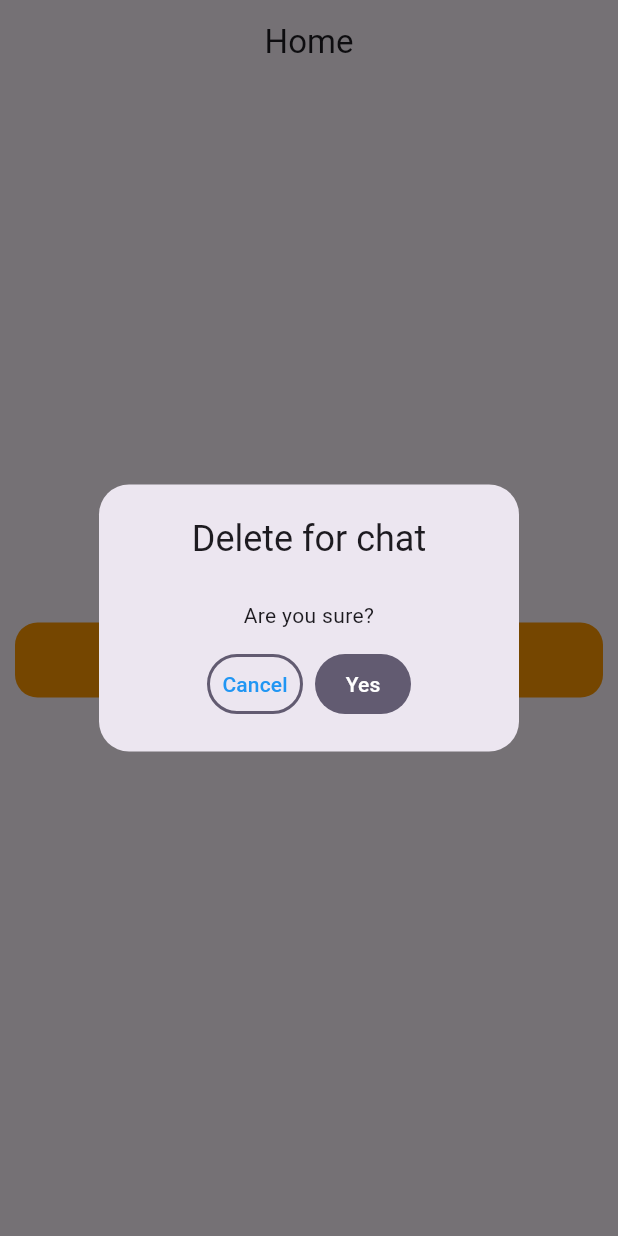
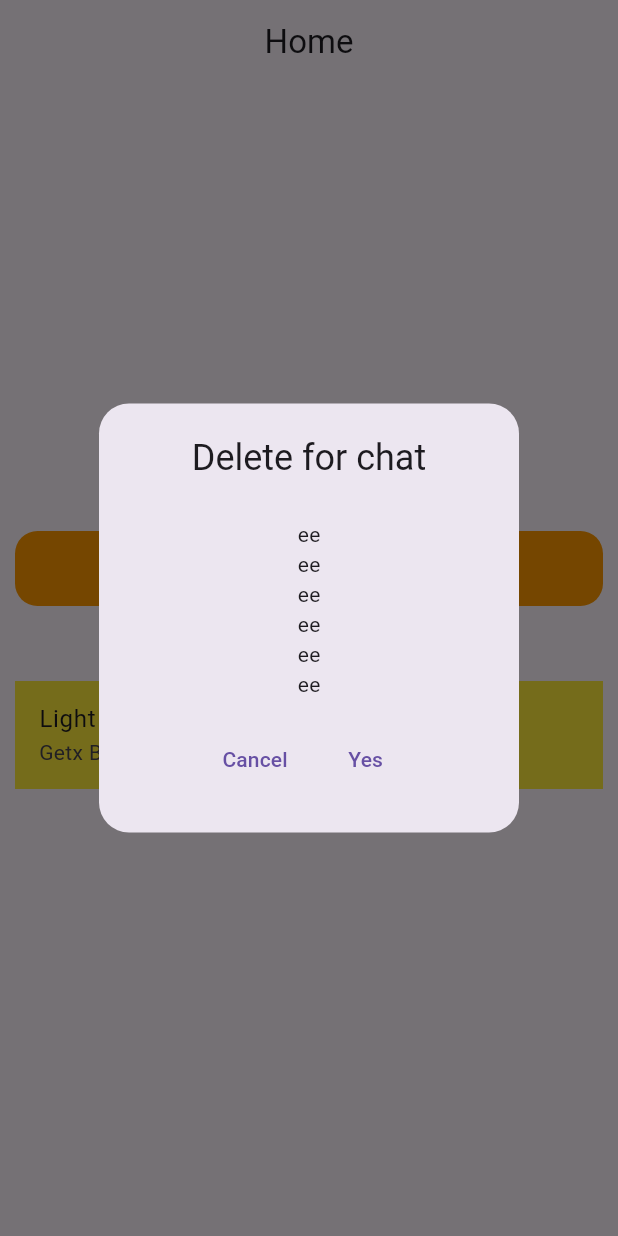
Before and after one commit to shakibalways/Getx-Practice, a Flutter app: the screen it shows after launch, after a tap on "Tap", on a phone screen of 412 x 824 dp. Run offline on Flutter 3.47's test engine with Material 3 defaults, Android fonts, the light colour scheme and no system bars; our stand-ins replace get.

Commit message:
getx bottom sheet create and practice

```diff
--- a/lib/views/pages/home/home.dart
+++ b/lib/views/pages/home/home.dart
@@ -1,5 +1,6 @@
 import 'package:flutter/material.dart';
 import 'package:get/get.dart';
+import 'package:state_management_getx/views/pages/sign_in/auth/sign_in.dart';
 
 class Home extends StatelessWidget {
   const Home({super.key});
@@ -22,19 +23,36 @@ class Home extends StatelessWidget {
                   Get.defaultDialog(
                       title: "Delete for chat",
                       titlePadding: const EdgeInsets.only(top: 20),
-                    middleText: "Are you sure?",
-                    textConfirm: "Yes",
+                      // middleText: "Are you sure?",
+                      // textConfirm: "Yes",
+                      confirm: TextButton(
+                          onPressed: () {
+                            Get.back();
+                          },
+                          child: const Text("Yes")),
+                      cancel: TextButton(
+                          onPressed: () {
+                            Get.back();
+                          },
+                          child: const Text("Cancel")),
+                      content: const Column(
+                        children: [
+                          Text("ee"),
+                          Text("ee"),
+                          Text("ee"),
+                          Text("ee"),
+                          Text("ee"),
+                          Text("ee"),
+                        ],
+                      ),
                       confirmTextColor: Colors.white,
                       cancelTextColor: Colors.blue,
-                    textCancel: "Cancel",
+                      // textCancel: "Cancel",
                       barrierDismissible: false,
                       contentPadding: const EdgeInsets.all(25),
-
-                    onConfirm: (){
+                      onConfirm: () {
                         Get.back();
-                    }
-
-                  );
+                      });
                 },
                 child: Container(
                   height: 50,
@@ -53,6 +71,39 @@ class Home extends StatelessWidget {
                   ),
                 ),
               ),
+              const SizedBox(
+                height: 50,
+              ),
+              Container(
+                color: Colors.yellow,
+                child: ListTile(
+                  title: const Text("Light Theme"),
+                  subtitle: const Text("Getx Bottom Sheet"),
+                  onTap: () {
+                    Get.bottomSheet(
+                      Container(
+                        decoration: const BoxDecoration(
+                            color: Colors.orange,
+                            borderRadius: BorderRadius.only(
+                                topLeft: Radius.circular(20),
+                                topRight: Radius.circular(20))),
+                        child: const Column(
+                          children: [
+                            ListTile(
+                              leading: Icon(Icons.light_mode),
+                              title: Text("Light Theme"),
+                            ),
+                            ListTile(
+                              leading: Icon(Icons.dark_mode),
+                              title: Text("Dark Theme"),
+                            ),
+                          ],
+                        ),
+                      ),
+                    );
+                  },
+                ),
+              )
             ],
           ),
         ),
```
Lines whose indentation alone changed are shown as unchanged.
